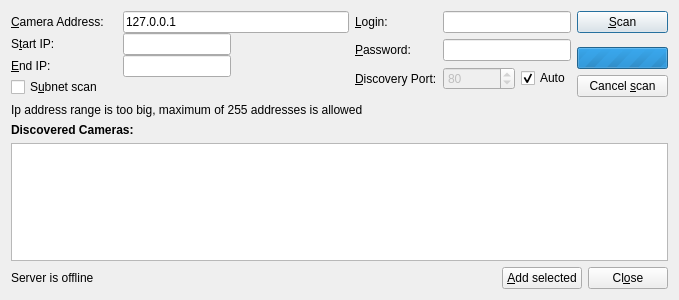
Before: the Qt Designer form client/src/ui/dialogs/camera_addition_dialog.ui in networkoptix/nx_open, drawn with Qt 5.
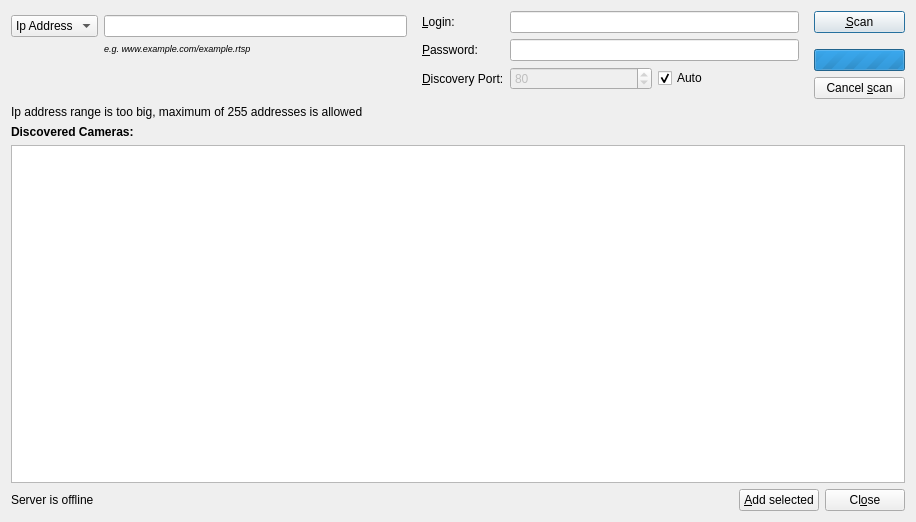
After: the same form once the commit is applied. The open tabs and pages were chosen to show the change. Custom widgets are drawn as their Qt base class.

Commit message:
Bugs #2082: manual camera addition dialog improvements
Bugs #2083: manual camera addition dialog improvements

<==== Mercurial data ====>
Branch: master

```diff
--- a/client/src/ui/dialogs/camera_addition_dialog.ui
+++ b/client/src/ui/dialogs/camera_addition_dialog.ui
@@ -6,8 +6,8 @@
    <rect>
     <x>0</x>
     <y>0</y>
-    <width>679</width>
-    <height>300</height>
+    <width>916</width>
+    <height>522</height>
    </rect>
   </property>
   <property name="sizePolicy">
@@ -24,43 +24,78 @@
   </property>
   <layout class="QVBoxLayout" name="verticalLayout_2" stretch="0,0,0,1,0">
    <item>
-    <layout class="QHBoxLayout" name="horizontalLayout" stretch="1,0,0">
+    <layout class="QHBoxLayout" name="horizontalLayout" stretch="0,0,0">
      <item>
+      <layout class="QFormLayout" name="formLayout">
+       <property name="fieldGrowthPolicy">
+        <enum>QFormLayout::AllNonFixedFieldsGrow</enum>
+       </property>
+       <item row="0" column="0">
+        <widget class="QComboBox" name="modeComboBox">
+         <property name="sizePolicy">
+          <sizepolicy hsizetype="Preferred" vsizetype="Fixed">
+           <horstretch>0</horstretch>
+           <verstretch>0</verstretch>
+          </sizepolicy>
+         </property>
+         <item>
+          <property name="text">
+           <string>Ip Address</string>
+          </property>
+         </item>
+         <item>
+          <property name="text">
+           <string>Ip Subnet</string>
+          </property>
+         </item>
+         <item>
+          <property name="text">
+           <string>Url</string>
+          </property>
+         </item>
+         <item>
+          <property name="text">
+           <string>Rtsp Link</string>
+          </property>
+         </item>
+        </widget>
+       </item>
+       <item row="0" column="1">
+        <widget class="QStackedWidget" name="modeStackedWidget">
+         <property name="currentIndex">
+          <number>0</number>
+         </property>
+         <widget class="QWidget" name="page">
       <layout class="QVBoxLayout" name="verticalLayout_3">
-       <property name="spacing">
+           <property name="margin">
         <number>0</number>
        </property>
        <item>
-        <layout class="QFormLayout" name="singleCameraLayout">
-         <item row="0" column="0">
-          <widget class="QLabel" name="cameraIpLabel">
-           <property name="minimumSize">
-            <size>
-             <width>112</width>
-             <height>0</height>
-            </size>
-           </property>
-           <property name="text">
-            <string>&amp;Camera Address:</string>
-           </property>
-           <property name="buddy">
-            <cstring>cameraIpLineEdit</cstring>
-           </property>
-          </widget>
-         </item>
-         <item row="0" column="1">
-          <widget class="QLineEdit" name="cameraIpLineEdit">
+            <widget class="QnIpLineEdit" name="cameraIpLineEdit">
            <property name="text">
             <string notr="true">127.0.0.1</string>
            </property>
           </widget>
          </item>
-        </layout>
-       </item>
        <item>
-        <layout class="QFormLayout" name="subnetLayout">
-         <property name="fieldGrowthPolicy">
-          <enum>QFormLayout::AllNonFixedFieldsGrow</enum>
+            <spacer name="verticalSpacer">
+             <property name="orientation">
+              <enum>Qt::Vertical</enum>
+             </property>
+             <property name="sizeHint" stdset="0">
+              <size>
+               <width>20</width>
+               <height>40</height>
+              </size>
+             </property>
+            </spacer>
+           </item>
+          </layout>
+         </widget>
+         <widget class="QWidget" name="page_2">
+          <layout class="QFormLayout" name="formLayout_3">
+           <property name="margin">
+            <number>0</number>
          </property>
          <item row="0" column="0">
           <widget class="QLabel" name="startIPLabel">
@@ -133,34 +168,92 @@
           </widget>
          </item>
         </layout>
+         </widget>
+         <widget class="QWidget" name="page_3">
+          <layout class="QVBoxLayout" name="verticalLayout_4">
+           <property name="margin">
+            <number>0</number>
+           </property>
+           <item>
+            <widget class="QLineEdit" name="urlLineEdit"/>
        </item>
        <item>
-        <spacer name="verticalSpacer">
+            <widget class="QLabel" name="urlExample">
+             <property name="font">
+              <font>
+               <pointsize>7</pointsize>
+               <italic>true</italic>
+              </font>
+             </property>
+             <property name="text">
+              <string>e.g. www.example.com</string>
+             </property>
+            </widget>
+           </item>
+           <item>
+            <spacer name="verticalSpacer_3">
          <property name="orientation">
           <enum>Qt::Vertical</enum>
          </property>
          <property name="sizeHint" stdset="0">
           <size>
            <width>20</width>
-           <height>0</height>
+               <height>40</height>
           </size>
          </property>
         </spacer>
        </item>
+          </layout>
+         </widget>
+         <widget class="QWidget" name="page_4">
+          <layout class="QVBoxLayout" name="verticalLayout_5">
+           <property name="margin">
+            <number>0</number>
+           </property>
        <item>
-        <widget class="QCheckBox" name="subnetCheckbox">
+            <widget class="QLineEdit" name="rtspLineEdit"/>
+           </item>
+           <item>
+            <widget class="QLabel" name="rtspExample">
+             <property name="font">
+              <font>
+               <pointsize>7</pointsize>
+               <italic>true</italic>
+              </font>
+             </property>
          <property name="text">
-          <string>S&amp;ubnet scan</string>
+              <string>e.g. www.example.com/example.rtsp</string>
          </property>
         </widget>
        </item>
-      </layout>
-     </item>
+           <item>
+            <spacer name="verticalSpacer_4">
+             <property name="orientation">
+              <enum>Qt::Vertical</enum>
+             </property>
+             <property name="sizeHint" stdset="0">
+              <size>
+               <width>20</width>
+               <height>40</height>
+              </size>
+             </property>
+            </spacer>
+           </item>
+          </layout>
+         </widget>
+        </widget>
+       </item>
+      </layout>
+     </item>
      <item>
+      <widget class="QWidget" name="credsWidget" native="true">
       <layout class="QFormLayout" name="credsLayout">
        <property name="fieldGrowthPolicy">
         <enum>QFormLayout::AllNonFixedFieldsGrow</enum>
        </property>
+        <property name="topMargin">
+         <number>0</number>
+        </property>
        <item row="0" column="0">
         <widget class="QLabel" name="loginLabel">
          <property name="sizePolicy">
@@ -231,6 +324,16 @@
          </property>
         </widget>
        </item>
+        <item row="2" column="0">
+         <widget class="QLabel" name="portLabel">
+          <property name="text">
+           <string>&amp;Discovery Port:</string>
+          </property>
+          <property name="buddy">
+           <cstring>portSpinBox</cstring>
+          </property>
+         </widget>
+        </item>
        <item row="2" column="1">
         <layout class="QHBoxLayout" name="horizontalLayout_3">
          <item>
@@ -273,17 +376,8 @@
          </item>
         </layout>
        </item>
-       <item row="2" column="0">
-        <widget class="QLabel" name="portLabel">
-         <property name="text">
-          <string>&amp;Discovery Port:</string>
-         </property>
-         <property name="buddy">
-          <cstring>portSpinBox</cstring>
-         </property>
-        </widget>
-       </item>
-      </layout>
+       </layout>
+      </widget>
      </item>
      <item>
       <layout class="QVBoxLayout" name="verticalLayout">
```
Left out of the diff: 4 changed lines with no effect on the pictures. Lines whose indentation alone changed are shown as unchanged. The commit also changes 3 other files.
